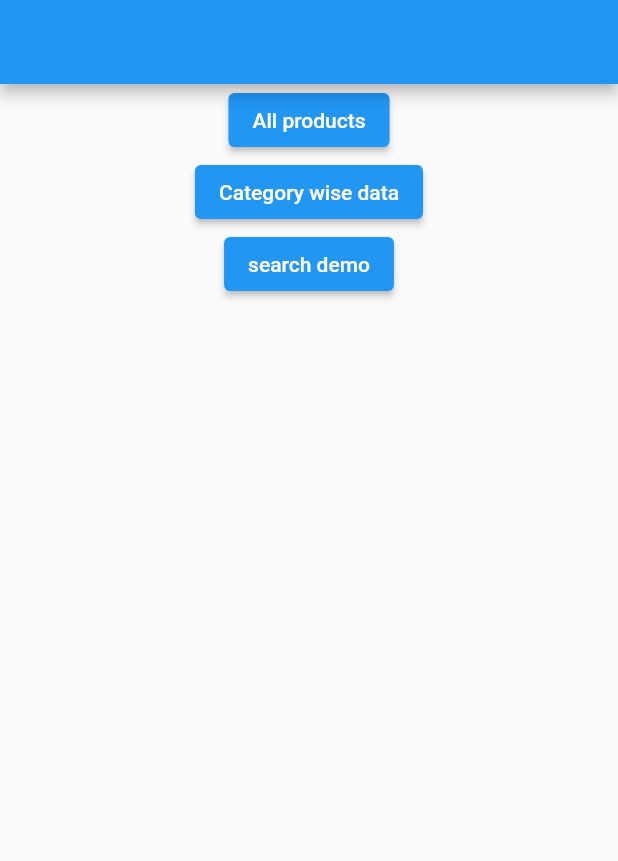
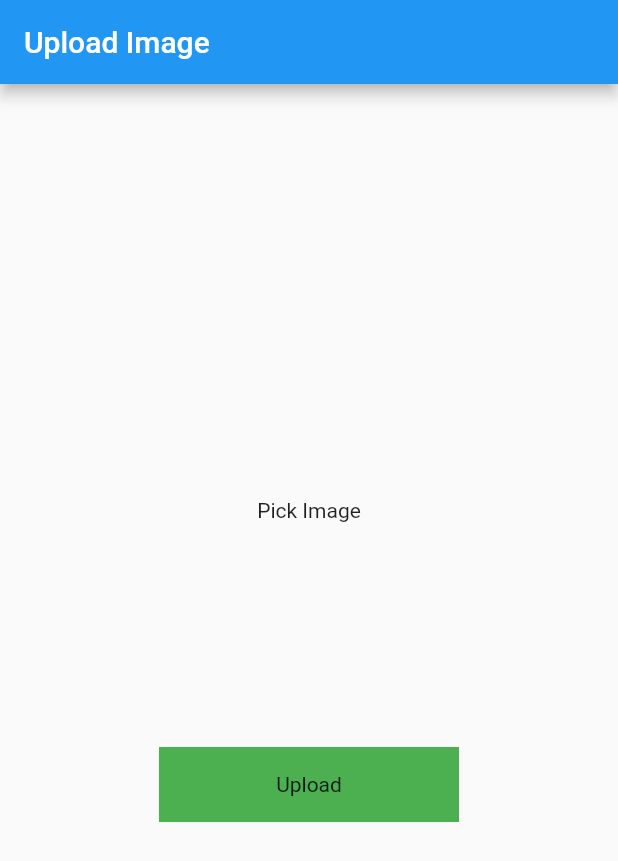
Before and after one commit to viren1194/product_app_demo, a Flutter app: the screen it shows after launch, on a phone screen of 412 x 824 dp. Shown: the top 861 px of the screen. Run offline on Flutter 3.47's test engine with Material 2 defaults, Android fonts, the phone set to English and light mode, and no system bars; our stand-ins replace get, image_picker, shared_preferences; missing offline and left inert: gradient_slider.

Commit message:
upload_image

```diff
--- a/lib/main.dart
+++ b/lib/main.dart
@@ -7,6 +7,7 @@ import 'package:product_app/view/image_post.dart';
 import 'package:product_app/view/login_page.dart';
 import 'package:product_app/view/product_list.dart';
 import 'package:product_app/view/search_demo.dart';
+import 'package:product_app/view/upload_image.dart';
 
 Future<void> main() async {
   WidgetsFlutterBinding.ensureInitialized();
@@ -25,7 +26,7 @@ class MyApp extends StatelessWidget {
       theme: ThemeData.light(), // Set your initial theme here
       darkTheme: ThemeData.dark(),
       themeMode: ThemeMode.light, // Set your initial theme mode here
-      home: const HomePage(),
+      home: const UploadImageScreen(),
     );
   }
 }
--- /dev/null
+++ b/lib/view/upload_image.dart
@@ -0,0 +1,116 @@
+import 'dart:convert';
+import 'dart:io';
+import 'package:http/http.dart' as http;
+import 'package:flutter/material.dart';
+import 'package:image_picker/image_picker.dart';
+
+class UploadImageScreen extends StatefulWidget {
+  const UploadImageScreen({Key? key}) : super(key: key);
+
+  @override
+  _UploadImageScreenState createState() => _UploadImageScreenState();
+}
+
+class _UploadImageScreenState extends State<UploadImageScreen> {
+  File? image;
+  final _picker = ImagePicker();
+  bool showSpinner = false;
+
+  Future getImage() async {
+    final pickedFile =
+        await _picker.pickImage(source: ImageSource.gallery, imageQuality: 80);
+
+    if (pickedFile != null) {
+      image = File(pickedFile.path);
+      setState(() {});
+    } else {
+      print('no image selected');
+    }
+  }
+
+  Future<void> uploadImage() async {
+    setState(() {
+      showSpinner = true;
+    });
+
+    var stream = new http.ByteStream(image!.openRead());
+    stream.cast();
+
+    var length = await image!.length();
+
+    var uri = Uri.parse('https://fakestoreapi.com/products');
+
+    var request = new http.MultipartRequest('POST', uri);
+
+    request.fields['title'] = "Static title";
+
+    var multiport = new http.MultipartFile('image', stream, length);
+
+    request.files.add(multiport);
+
+    var response = await request.send();
+
+    print(response.stream.toString());
+    if (response.statusCode == 200) {
+      setState(() {
+        showSpinner = false;
+      });
+      print('image uploaded');
+    } else {
+      print('failed');
+      setState(() {
+        showSpinner = false;
+      });
+    }
+  }
+
+  @override
+  Widget build(BuildContext context) {
+    return Scaffold(
+      appBar: AppBar(
+        title: Text('Upload Image'),
+      ),
+      body: Column(
+        mainAxisAlignment: MainAxisAlignment.center,
+        crossAxisAlignment: CrossAxisAlignment.center,
+        children: [
+          GestureDetector(
+            onTap: () {
+              getImage();
+            },
+            child: Container(
+              child: image == null
+                  ? Center(
+                      child: Text('Pick Image'),
+                    )
+                  : Container(
+                      child: Center(
+                        child: Image.file(
+                          File(image!.path).absolute,
+                          height: 100,
+                          width: 100,
+                          fit: BoxFit.cover,
+                        ),
+                      ),
+                    ),
+            ),
+          ),
+          SizedBox(
+            height: 150,
+          ),
+          GestureDetector(
+            onTap: () {
+              uploadImage();
+            },
+            child: Container(
+              height: 50,
+              width: 200,
+              color: Colors.green,
+              child: Center(child: Text('Upload')),
+            ),
+          )
+        ],
+      ),
+    );
+  }
+}
```
Also changed, not shown: lib/controller/demo_controller.dart (+54 -21 lines), lib/view/search_demo.dart (+13 -10 lines).
